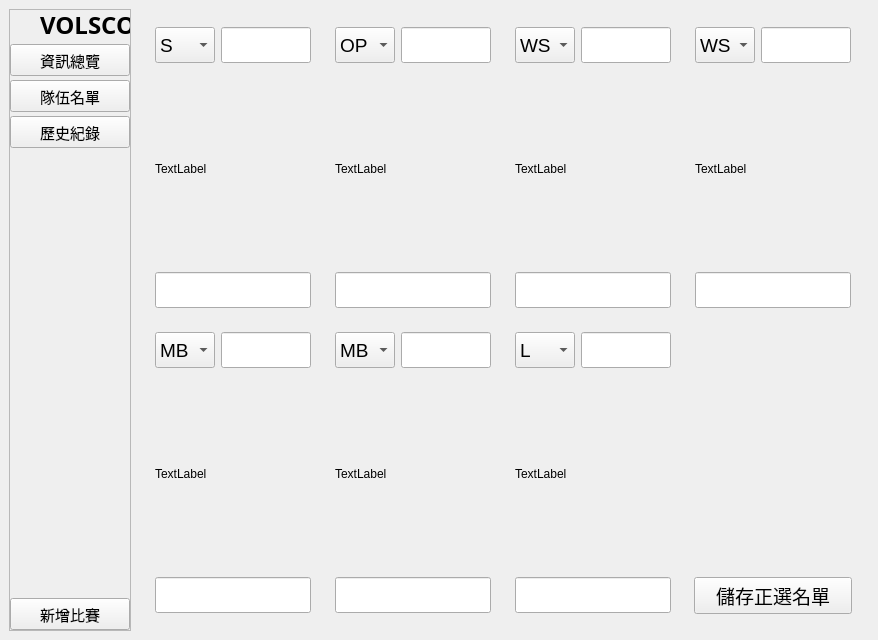
Before: the Qt Designer form pythonVer/ui.ui in AndrewCK24/volleybro, drawn with Qt 5.
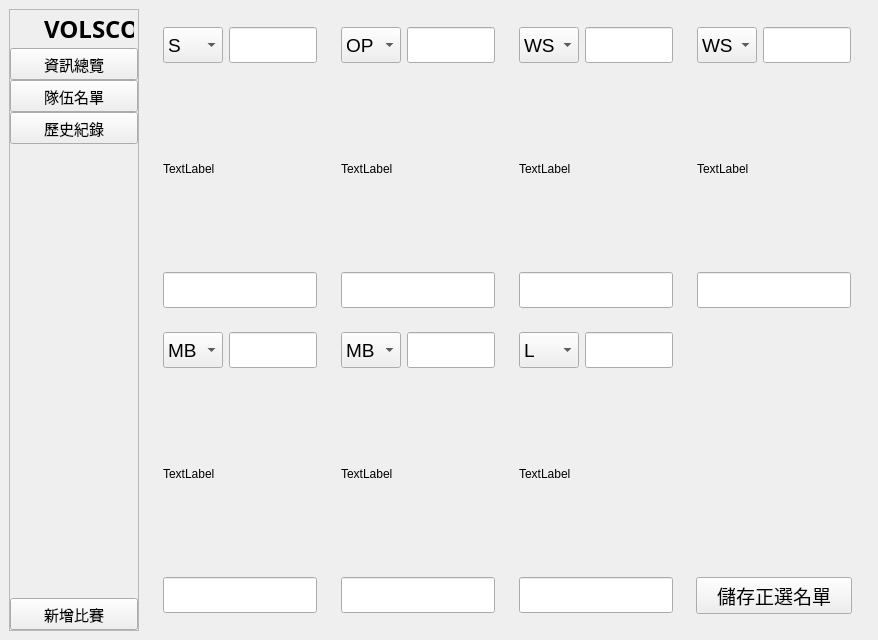
After: the same form once the commit is applied. The open tabs and pages were chosen to show the change. Icons and pictures are not drawn.

Diff of the .ui file:
```diff
--- a/pythonVer/ui.ui
+++ b/pythonVer/ui.ui
@@ -164,7 +164,7 @@
           </property>
           <layout class="QVBoxLayout" name="verticalLayout">
            <property name="spacing">
-            <number>4</number>
+            <number>0</number>
            </property>
            <property name="leftMargin">
             <number>0</number>
@@ -191,16 +191,16 @@
                <number>0</number>
               </property>
               <property name="leftMargin">
-               <number>0</number>
+               <number>4</number>
               </property>
               <property name="topMargin">
-               <number>0</number>
+               <number>4</number>
               </property>
               <property name="rightMargin">
-               <number>0</number>
+               <number>4</number>
               </property>
               <property name="bottomMargin">
-               <number>0</number>
+               <number>4</number>
               </property>
               <item>
                <widget class="QLabel" name="icon_2">
```
Left out of the diff: 2 changed lines with no effect on the pictures.
